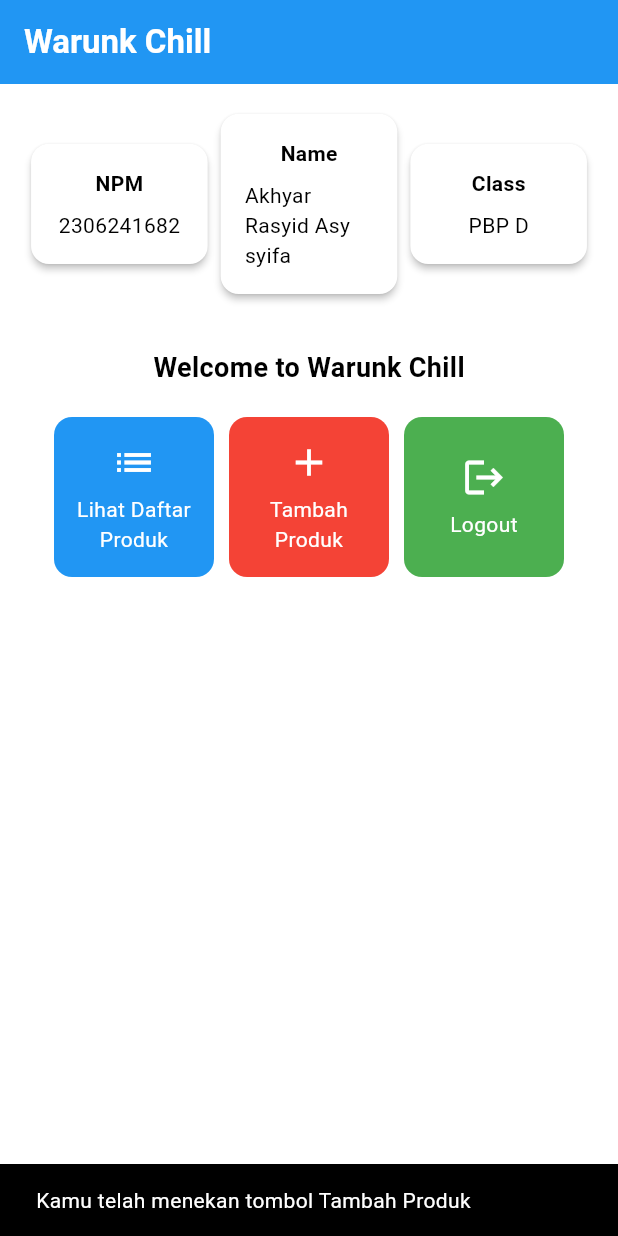
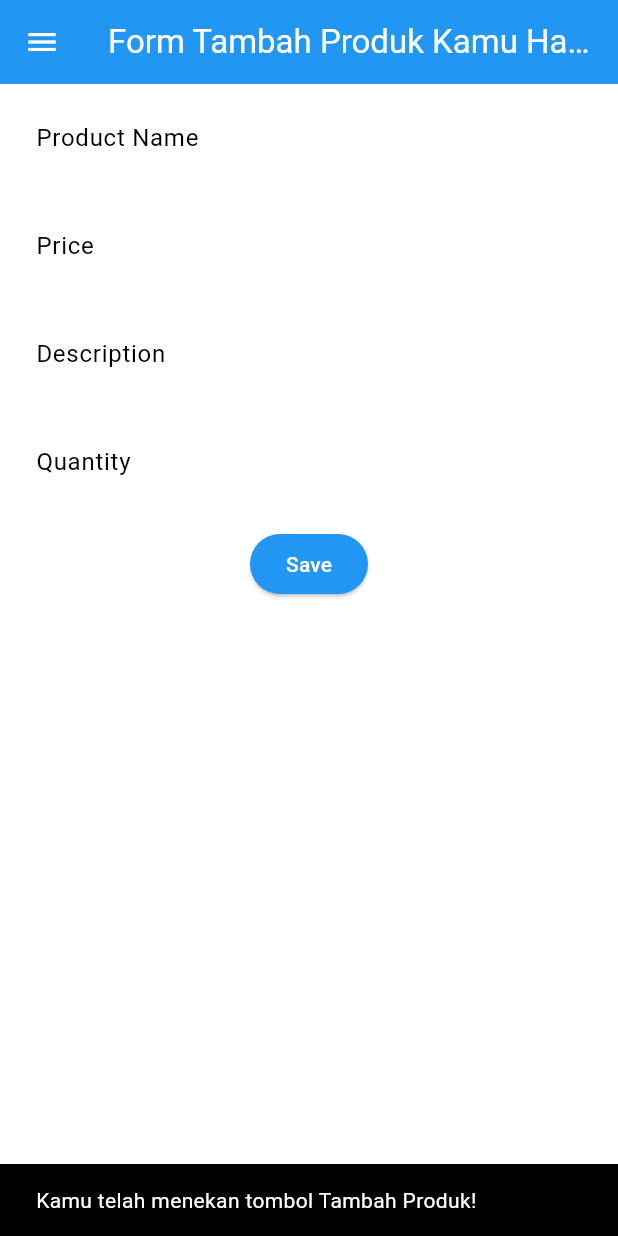
Before and after one commit to akhyarrasyid/warunk-chill-mobile, a Flutter app: the screen it shows after launch, after a tap on "Tambah Produk", on a phone screen of 412 x 824 dp. Run offline on Flutter 3.47's test engine with Material 3 defaults, Android fonts, the phone set to English and light mode, and no system bars.

Commit message:
feat: tugas 8 selesai

```diff
--- a/lib/main.dart
+++ b/lib/main.dart
@@ -1,5 +1,5 @@
 import 'package:flutter/material.dart';
-import 'package:warunk_chill/menu.dart';
+import 'package:warunk_chill/screens/menu.dart';
 
 void main() {
   runApp(const MyApp());
--- a/lib/menu.dart
+++ b/lib/screens/menu.dart
@@ -1,4 +1,6 @@
 import 'package:flutter/material.dart';
+import 'package:warunk_chill/widgets/left_drawer.dart';
+import 'package:warunk_chill/widgets/product_card.dart';
 
 class MyHomePage extends StatelessWidget {
   MyHomePage({super.key});
@@ -29,7 +31,9 @@ class MyHomePage extends StatelessWidget {
         ),
         // Warna latar belakang AppBar diambil dari skema warna tema aplikasi.
         backgroundColor: Theme.of(context).colorScheme.primary,
+        iconTheme: const IconThemeData(color: Colors.white),
       ),
+      drawer: const LeftDrawer(),
       // Body halaman dengan padding di sekelilingnya.
       body: Padding(
         padding: const EdgeInsets.all(16.0),
@@ -126,63 +130,3 @@ class InfoCard extends StatelessWidget {
     );
   }
 }
-
-class ItemHomepage {
-  final String name;
-  final IconData icon;
-  final Color color;
-
-  ItemHomepage(this.name, this.icon, this.color);
-}
-
-class ItemCard extends StatelessWidget {
-  // Menampilkan kartu dengan ikon dan nama.
-
-  final ItemHomepage item;
-
-  const ItemCard(this.item, {super.key});
-
-  @override
-  Widget build(BuildContext context) {
-    return Material(
-      // Menentukan warna latar belakang dari tema aplikasi.
-      color: item.color,
-      // Membuat sudut kartu melengkung.
-      borderRadius: BorderRadius.circular(12),
-
-      child: InkWell(
-        // Aksi ketika kartu ditekan.
-        onTap: () {
-          // Menampilkan pesan SnackBar saat kartu ditekan.
-          ScaffoldMessenger.of(context)
-            ..hideCurrentSnackBar()
-            ..showSnackBar(SnackBar(
-                content: Text("Kamu telah menekan tombol ${item.name}")));
-        },
-        // Container untuk menyimpan Icon dan Text
-        child: Container(
-          padding: const EdgeInsets.all(8),
-          child: Center(
-            child: Column(
-              // Menyusun ikon dan teks di tengah kartu.
-              mainAxisAlignment: MainAxisAlignment.center,
-              children: [
-                Icon(
-                  item.icon,
-                  color: Colors.white,
-                  size: 30.0,
-                ),
-                const Padding(padding: EdgeInsets.all(3)),
-                Text(
-                  item.name,
-                  textAlign: TextAlign.center,
-                  style: const TextStyle(color: Colors.white),
-                ),
-              ],
-            ),
-          ),
-        ),
-      ),
-    );
-  }
-}
--- /dev/null
+++ b/lib/screens/productentry_form.dart
@@ -0,0 +1,188 @@
+import 'package:flutter/material.dart';
+import 'package:warunk_chill/widgets/left_drawer.dart';
+
+class ProductEntryFormPage extends StatefulWidget {
+  const ProductEntryFormPage({super.key});
+
+  @override
+  State<ProductEntryFormPage> createState() => _ProductEntryFormPageState();
+}
+
+class _ProductEntryFormPageState extends State<ProductEntryFormPage> {
+  final _formKey = GlobalKey<FormState>();
+  String _name = "";
+  double _price = 0;
+  String _description = "";
+  int _quantity = 0;
+
+  @override
+  Widget build(BuildContext context) {
+    return Scaffold(
+      appBar: AppBar(
+        title: const Center(
+          child: Text(
+            'Form Tambah Produk Kamu Hari ini',
+          ),
+        ),
+        backgroundColor: Theme.of(context).colorScheme.primary,
+        foregroundColor: Colors.white,
+      ),
+      drawer: const LeftDrawer(),
+      body: Form(
+        key: _formKey,
+        child: SingleChildScrollView(
+            child: Column(
+          crossAxisAlignment: CrossAxisAlignment.start,
+          children: [
+            Padding(
+              padding: const EdgeInsets.all(8.0),
+              child: TextFormField(
+                decoration: InputDecoration(
+                  hintText: "Product Name",
+                  labelText: "Product Name",
+                  border: OutlineInputBorder(
+                    borderRadius: BorderRadius.circular(5.0),
+                  ),
+                ),
+                onChanged: (String? value) {
+                  setState(() {
+                    _name = value!;
+                  });
+                },
+                validator: (String? value) {
+                  if (value == null || value.isEmpty) {
+                    return "Nama produk tidak boleh kosong!";
+                  }
+                  return null;
+                },
+              ),
+            ),
+            Padding(
+              padding: const EdgeInsets.all(8.0),
+              child: TextFormField(
+                decoration: InputDecoration(
+                  hintText: "Price",
+                  labelText: "Price",
+                  border: OutlineInputBorder(
+                    borderRadius: BorderRadius.circular(5.0),
+                  ),
+                ),
+                onChanged: (String? value) {
+                  setState(() {
+                    _price = double.tryParse(value!) ?? 0;
+                  });
+                },
+                validator: (String? value) {
+                  if (value == null || value.isEmpty) {
+                    return "Harga tidak boleh kosong!";
+                  }
+                  if (double.tryParse(value) == null) {
+                    return "Harga harus berupa angka!";
+                  }
+                  return null;
+                },
+              ),
+            ),
+            Padding(
+              padding: const EdgeInsets.all(8.0),
+              child: TextFormField(
+                decoration: InputDecoration(
+                  hintText: "Description",
+                  labelText: "Description",
+                  border: OutlineInputBorder(
+                    borderRadius: BorderRadius.circular(5.0),
+                  ),
+                ),
+                onChanged: (String? value) {
+                  setState(() {
+                    _description = value!;
+                  });
+                },
+                validator: (String? value) {
+                  if (value == null || value.isEmpty) {
+                    return "Deskripsi tidak boleh kosong!";
+                  }
+                  return null;
+                },
+              ),
+            ),
+            Padding(
+              padding: const EdgeInsets.all(8.0),
+              child: TextFormField(
+                decoration: InputDecoration(
+                  hintText: "Quantity",
+                  labelText: "Quantity",
+                  border: OutlineInputBorder(
+                    borderRadius: BorderRadius.circular(5.0),
+                  ),
+                ),
+                onChanged: (String? value) {
+                  setState(() {
+                    _quantity = int.tryParse(value!) ?? 0;
+                  });
+                },
+                validator: (String? value) {
+                  if (value == null || value.isEmpty) {
+                    return "Jumlah barang tidak boleh kosong!";
+                  }
+                  if (int.tryParse(value) == null) {
+                    return "Jumlah barang harus berupa bilangan bulat!";
+                  }
+                  return null;
+                },
+              ),
+            ),
+            Align(
+              alignment: Alignment.bottomCenter,
+              child: Padding(
+                padding: const EdgeInsets.all(8.0),
+                child: ElevatedButton(
+                  style: ButtonStyle(
+                    backgroundColor: WidgetStateProperty.all(
+                        Theme.of(context).colorScheme.primary),
+                  ),
+                  onPressed: () {
+                    if (_formKey.currentState!.validate()) {
+                      showDialog(
+                        context: context,
+                        builder: (context) {
+                          return AlertDialog(
+                            title: const Text('Produk berhasil tersimpan'),
+                            content: SingleChildScrollView(
+                              child: Column(
+                                crossAxisAlignment: CrossAxisAlignment.start,
+                                children: [
+                                  Text('Name: $_name'),
+                                  Text('Price: $_price'),
+                                  Text('Description: $_description'),
+                                  Text('Quantity: $_quantity'),
+                                ],
+                              ),
+                            ),
+                            actions: [
+                              TextButton(
+                                child: const Text('OK'),
+                                onPressed: () {
+                                  Navigator.pop(context);
+                                  _formKey.currentState!.reset();
+                                },
+                              ),
+                            ],
+                          );
+                        },
+                      );
+                    }
+                  },
+                  child: const Text(
+                    "Save",
+                    style: TextStyle(color: Colors.white),
+                  ),
+                ),
+              ),
+            ),
+          ],
+        )),
+      ),
+    );
+  }
+}
--- /dev/null
+++ b/lib/widgets/left_drawer.dart
@@ -0,0 +1,69 @@
+import 'package:flutter/material.dart';
+import 'package:warunk_chill/screens/menu.dart';
+import 'package:warunk_chill/screens/productentry_form.dart';
+
+class LeftDrawer extends StatelessWidget {
+  const LeftDrawer({super.key});
+
+  @override
+  Widget build(BuildContext context) {
+    return Drawer(
+      child: ListView(
+        children: [
+          DrawerHeader(
+            decoration: BoxDecoration(
+              color: Theme.of(context).colorScheme.primary,
+            ),
+            child: const Column(
+              children: [
+                Text(
+                  'Warunk Chill',
+                  textAlign: TextAlign.center,
+                  style: TextStyle(
+                    fontSize: 24,
+                    fontWeight: FontWeight.bold,
+                    color: Colors.white,
+                  ),
+                ),
+                Padding(padding: EdgeInsets.all(8)),
+                Text(
+                  "Pesen makan di Warunk Chill, Dijamin gratis ongkir!",
+                  textAlign: TextAlign.center,
+                  style: TextStyle(
+                    fontSize: 15,
+                    fontWeight: FontWeight.normal,
+                    color: Colors.white,
+                  ),
+                ),
+              ],
+            ),
+          ),
+          ListTile(
+            leading: const Icon(Icons.home_outlined),
+            title: const Text('Halaman Utama'),
+            // Bagian redirection ke MyHomePage
+            onTap: () {
+              Navigator.pushReplacement(
+                  context,
+                  MaterialPageRoute(
+                    builder: (context) => MyHomePage(),
+                  ));
+            },
+          ),
+          ListTile(
+            leading: const Icon(Icons.add),
+            title: const Text('Tambah Produk'),
+            // Bagian redirection ke ProductEntryFormPage
+            onTap: () {
+              Navigator.pushReplacement(
+                  context,
+                  MaterialPageRoute(
+                    builder: (context) => const ProductEntryFormPage(),
+                  ));
+            },
+          ),
+        ],
+      ),
+    );
+  }
+}
--- /dev/null
+++ b/lib/widgets/product_card.dart
@@ -0,0 +1,70 @@
+import 'package:flutter/material.dart';
+import 'package:warunk_chill/screens/productentry_form.dart';
+
+class ItemHomepage {
+  final String name;
+  final IconData icon;
+  final Color color;
+
+  ItemHomepage(this.name, this.icon, this.color);
+}
+
+class ItemCard extends StatelessWidget {
+  // Menampilkan kartu dengan ikon dan nama.
+
+  final ItemHomepage item;
+
+  const ItemCard(this.item, {super.key});
+
+  @override
+  Widget build(BuildContext context) {
+    return Material(
+      // Menentukan warna latar belakang.
+      color: item.color,
+      // Membuat sudut kartu melengkung.
+      borderRadius: BorderRadius.circular(12),
+
+      child: InkWell(
+        // Aksi ketika kartu ditekan.
+        onTap: () {
+          // Menampilkan pesan SnackBar saat kartu ditekan.
+          ScaffoldMessenger.of(context)
+            ..hideCurrentSnackBar()
+            ..showSnackBar(SnackBar(
+                content: Text("Kamu telah menekan tombol ${item.name}!")));
+
+          if (item.name == "Tambah Produk") {
+            Navigator.push(
+              context,
+              MaterialPageRoute(
+                  builder: (context) => const ProductEntryFormPage()),
+            );
+          }
+        },
+        // Container untuk menyimpan Icon dan Text
+        child: Container(
+          padding: const EdgeInsets.all(8),
+          child: Center(
+            child: Column(
+              // Menyusun ikon dan teks di tengah kartu.
+              mainAxisAlignment: MainAxisAlignment.center,
+              children: [
+                Icon(
+                  item.icon,
+                  color: Colors.white,
+                  size: 30.0,
+                ),
+                const Padding(padding: EdgeInsets.all(3)),
+                Text(
+                  item.name,
+                  textAlign: TextAlign.center,
+                  style: const TextStyle(color: Colors.white),
+                ),
+              ],
+            ),
+          ),
+        ),
+      ),
+    );
+  }
+}
```
Also changed, not shown: 1 other file.
